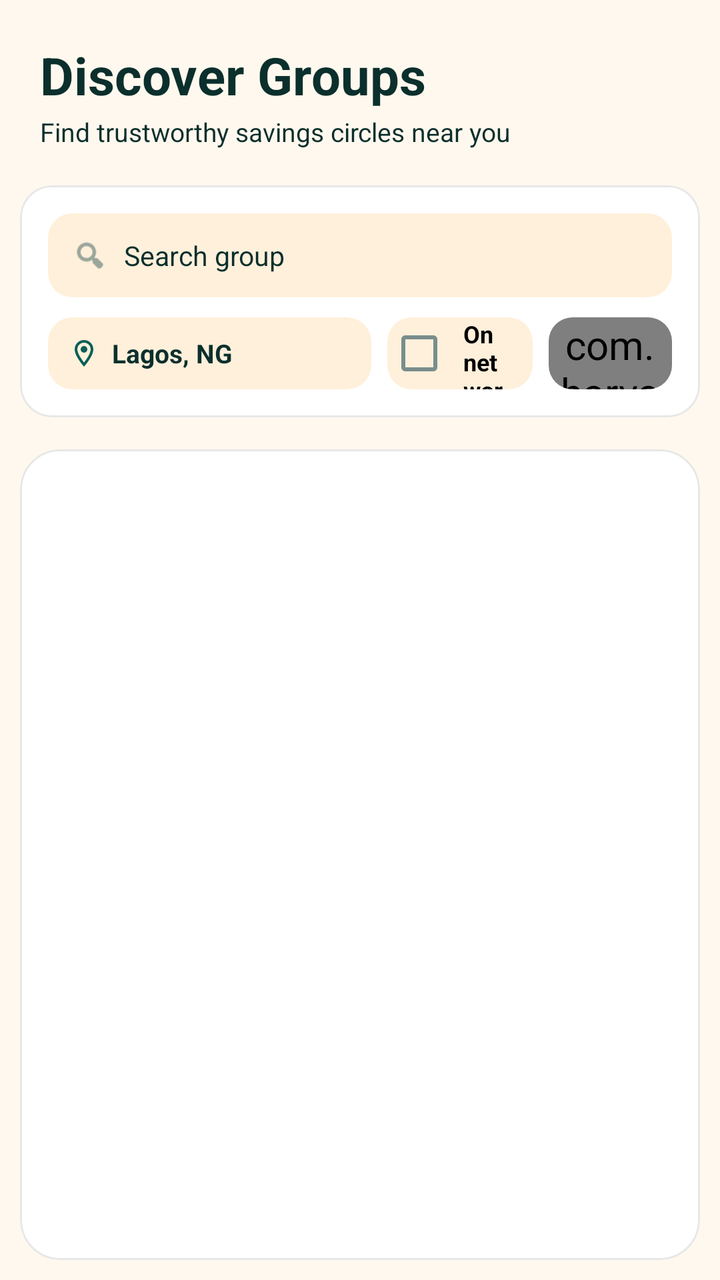
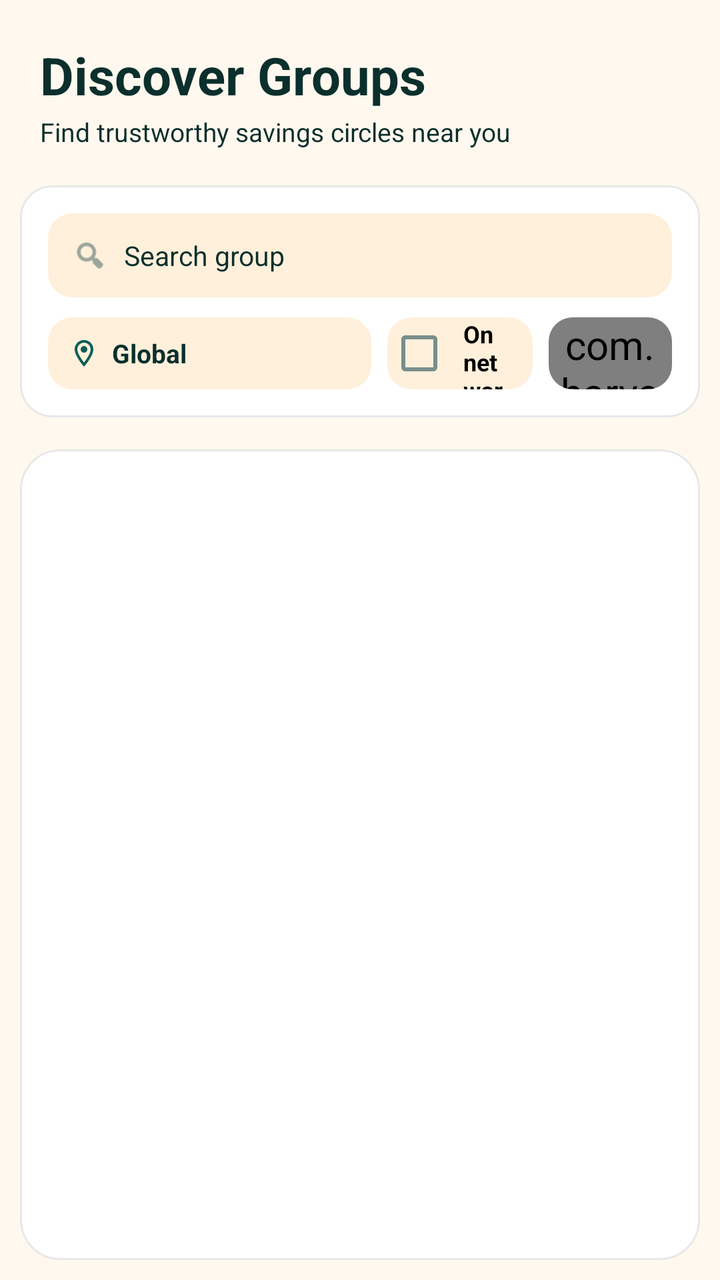

The first picture is an Android layout as it rendered before a commit; the second is the same layout after the commit. The layout source and the unified diff follow.
<!-- AndroidManifest.xml: application theme AppTheme -->
<!-- res/layout/discover_fragment.xml -->
<LinearLayout
	xmlns:android="http://schemas.android.com/apk/res/android"
	xmlns:app="http://schemas.android.com/apk/res-auto"
	xmlns:tools="http://schemas.android.com/tools"
	android:layout_width="match_parent"
	android:layout_height="match_parent"
	android:orientation="vertical"
	android:background="@android:color/transparent"
	android:id="@+id/_main">
	<androidx.core.widget.NestedScrollView
		android:id="@+id/vscroll6"
		android:layout_width="match_parent"
		android:layout_height="match_parent"
		android:fillViewport="true"
		android:overScrollMode="never">
		<LinearLayout
			android:id="@+id/linear1"
			android:layout_width="match_parent"
			android:layout_height="match_parent"
			android:background="@android:color/transparent"
			android:orientation="vertical">
			<TextView
				android:id="@+id/textview1"
				android:layout_width="wrap_content"
				android:layout_height="wrap_content"
				android:layout_marginLeft="20dp"
				android:layout_marginTop="20dp"
				android:layout_marginRight="20dp"
				android:text="Discover Groups"
				android:textSize="26sp"
				android:textStyle="bold" />
			<TextView
				android:id="@+id/textview2"
				android:layout_width="wrap_content"
				android:layout_height="wrap_content"
				android:layout_marginLeft="20dp"
				android:layout_marginTop="2dp"
				android:layout_marginRight="20dp"
				android:text="Find trustworthy savings circles near you"
				android:textSize="13sp" />
			<com.google.android.material.card.MaterialCardView
				android:id="@+id/cardview5"
				android:layout_width="match_parent"
				android:layout_height="wrap_content"
				android:layout_marginLeft="10dp"
				android:layout_marginTop="18dp"
				android:layout_marginRight="10dp"
				app:cardBackgroundColor="@color/colorSurface"
				app:cardElevation="0dp"
				app:cardCornerRadius="16dp"
				app:strokeWidth="1dp"
				app:strokeColor="@color/whiteFaint10">
				<LinearLayout
					android:id="@+id/linear3"
					android:layout_width="match_parent"
					android:layout_height="wrap_content"
					android:padding="14dp"
					android:orientation="vertical">
					<com.google.android.material.card.MaterialCardView
						android:id="@+id/cardview2"
						android:layout_width="match_parent"
						android:layout_height="42dp"
						app:cardBackgroundColor="@color/colorSurfaceAlt"
						app:cardElevation="0dp"
						app:cardCornerRadius="12dp"
	app:strokeWidth="0dp">
						<LinearLayout
							android:id="@+id/linear49"
							android:layout_width="match_parent"
							android:layout_height="match_parent"
							android:gravity="center_vertical"
							android:orientation="horizontal"
							android:paddingStart="12dp"
							android:paddingEnd="12dp">
							<com.google.android.material.imageview.ShapeableImageView
								android:id="@+id/imageview4"
								android:layout_width="18dp"
								android:layout_height="18dp"
								android:scaleType="centerInside"
								android:src="@android:drawable/ic_menu_search"
								app:tint="@color/colorTextTertiary" />
							<TextView
								android:id="@+id/tv_search"
								android:layout_width="match_parent"
								android:layout_height="match_parent"
								android:background="@android:color/transparent"
								android:gravity="center_vertical"
								android:text="Search group"
								android:textSize="13.5sp"
								android:layout_marginStart="8dp" />
						</LinearLayout>
					</com.google.android.material.card.MaterialCardView>
					<LinearLayout
						android:id="@+id/linear50"
						android:layout_width="match_parent"
						android:layout_height="wrap_content"
						android:layout_marginTop="10dp"
						android:gravity="center_vertical"
						android:orientation="horizontal">
						<com.google.android.material.card.MaterialCardView
							android:id="@+id/cardview1"
							android:layout_width="200dp"
							android:layout_height="36dp"
							app:cardBackgroundColor="@color/colorSurfaceAlt"
							android:layout_weight="1"
							app:cardElevation="0dp"
							app:cardCornerRadius="12dp"
	app:strokeWidth="0dp">
							<LinearLayout
								android:id="@+id/lr_select_location"
								android:layout_width="match_parent"
								android:layout_height="match_parent"
								android:gravity="center_vertical"
								android:orientation="horizontal"
								android:paddingStart="10dp"
								android:paddingEnd="10dp">
								<com.google.android.material.imageview.ShapeableImageView
									android:id="@+id/imageview1"
									android:layout_width="16dp"
									android:layout_height="16dp"
									android:src="@drawable/icon_location_on_outline"
									android:scaleType="centerInside"
									app:tint="@color/colorAccent" />
								<TextView
									android:id="@+id/textview3"
									android:layout_width="wrap_content"
									android:layout_height="wrap_content"
									android:text="Lagos, NG"
									android:textSize="13sp"
									android:textStyle="bold"
									android:singleLine="true"
									android:layout_marginStart="6dp" />
							</LinearLayout>
						</com.google.android.material.card.MaterialCardView>
						<com.google.android.material.card.MaterialCardView
							android:id="@+id/cardview4"
							android:layout_width="wrap_content"
							android:layout_height="36dp"
							app:cardBackgroundColor="@color/colorSurfaceAlt"
							android:layout_weight="1"
							android:layout_marginStart="8dp"
							app:cardElevation="0dp"
							app:cardCornerRadius="12dp"
	app:strokeWidth="0dp">
							<com.google.android.material.checkbox.MaterialCheckBox
								android:id="@+id/cd_verified_only"
								android:layout_width="match_parent"
								android:layout_height="match_parent"
								android:background="@android:color/transparent"
								android:gravity="center_vertical"
								android:text="On network"
								android:textSize="12sp"
								android:textStyle="bold"
								android:paddingStart="6dp"
								android:paddingEnd="12dp" />
						</com.google.android.material.card.MaterialCardView>
						<com.google.android.material.card.MaterialCardView
							android:id="@+id/cardview3"
							android:layout_width="100dp"
							android:layout_height="36dp"
							app:cardBackgroundColor="@color/colorSurfaceAlt"
							android:layout_weight="1"
							android:layout_marginStart="8dp"
							app:cardElevation="0dp"
							app:cardCornerRadius="12dp"
	app:strokeWidth="0dp">
							<com.harvana.app.ui.MaterialSpinner
								android:id="@+id/sp_sort"
								android:layout_width="match_parent"
								android:layout_height="match_parent"
								android:background="@android:color/transparent"
								android:spinnerMode="dropdown"
								android:paddingStart="4dp"
								android:paddingEnd="4dp"
								android:theme="@style/WhiteSpinnerTheme" />
						</com.google.android.material.card.MaterialCardView>
					</LinearLayout>
				</LinearLayout>
			</com.google.android.material.card.MaterialCardView>
			<com.google.android.material.card.MaterialCardView
				android:id="@+id/cardview12"
				android:layout_width="match_parent"
				android:layout_height="0dp"
				android:layout_marginLeft="10dp"
				android:layout_marginTop="16dp"
				android:layout_marginRight="10dp"
				android:layout_marginBottom="10dp"
				app:cardBackgroundColor="@color/colorSurface"
				android:layout_weight="1"
				app:cardCornerRadius="20dp"
				app:cardElevation="0dp"
				app:strokeWidth="1dp"
				app:strokeColor="@color/whiteFaint10">
				<ListView
					android:id="@+id/listview1"
					android:layout_width="match_parent"
					android:layout_height="match_parent"
					android:paddingLeft="5dp"
					android:paddingTop="8dp"
					android:paddingRight="5dp"
					android:paddingBottom="8dp"
					android:background="@android:color/transparent"
					android:choiceMode="none"
					android:clipToPadding="false"
					android:divider="@null"
					android:nestedScrollingEnabled="true"
					tools:listitem="@layout/discover_group_custom_view" />
			</com.google.android.material.card.MaterialCardView>
		</LinearLayout>
	</androidx.core.widget.NestedScrollView>
</LinearLayout>
<!-- res/layout/discover_group_custom_view.xml (included above) -->
<LinearLayout
	xmlns:android="http://schemas.android.com/apk/res/android"
	xmlns:app="http://schemas.android.com/apk/res-auto"
	xmlns:tools="http://schemas.android.com/tools"
	android:layout_width="match_parent"
	android:layout_height="wrap_content"
	android:orientation="vertical">
	<com.google.android.material.card.MaterialCardView
		android:id="@+id/cardview1"
		android:layout_width="match_parent"
		android:layout_height="wrap_content"
		android:layout_margin="4dp"
		app:cardBackgroundColor="@color/colorSurface"
		app:cardElevation="0dp"
		app:cardCornerRadius="16dp"
		app:strokeWidth="1dp"
		app:strokeColor="@color/colorCardStroke">
		<LinearLayout
			android:id="@+id/linear1"
			android:layout_width="match_parent"
			android:layout_height="wrap_content"
			android:padding="14dp"
			android:orientation="vertical">
			<LinearLayout
				android:id="@+id/linear2"
				android:layout_width="match_parent"
				android:layout_height="wrap_content"
				android:gravity="center_vertical"
				android:orientation="horizontal">
				<ImageView
					android:id="@+id/iv_group_photo"
					android:layout_width="32dp"
					android:layout_height="32dp"
					android:layout_marginEnd="12dp"
					android:src="@drawable/ic_coin_harv"
					android:scaleType="centerInside"
					android:focusable="false" />
				<TextView
					android:id="@+id/tv_groupName"
					android:layout_width="0dp"
					android:layout_height="wrap_content"
					android:text="Chelsea Fans Group"
					android:textSize="18sp"
					android:textStyle="bold"
					android:textColor="@color/colorTextPrimary"
					android:layout_weight="1"
					android:focusable="false" />
				<TextView
					android:id="@+id/tv_status"
					android:layout_width="wrap_content"
					android:layout_height="wrap_content"
					android:paddingLeft="10dp"
					android:paddingTop="4dp"
					android:paddingRight="10dp"
					android:paddingBottom="4dp"
					android:background="@color/colorAccentSoft"
					android:text="Verified"
					android:textSize="11sp"
					android:textStyle="bold"
					android:textColor="@color/colorAccent"
					android:focusable="false" />
			</LinearLayout>
			<LinearLayout
				android:id="@+id/linear3"
				android:layout_width="match_parent"
				android:layout_height="wrap_content"
				android:layout_marginTop="8dp"
				android:gravity="center_vertical"
				android:orientation="horizontal">
				<com.google.android.material.imageview.ShapeableImageView
					android:id="@+id/imageview1"
					android:layout_width="14dp"
					android:layout_height="14dp"
					android:src="@drawable/icon_location_on_outline"
					android:scaleType="centerInside"
					android:focusable="false"
					app:tint="@color/colorTextTertiary" />
				<TextView
					android:id="@+id/tv_state"
					android:layout_width="wrap_content"
					android:layout_height="wrap_content"
					android:text="Lagos, NG"
					android:textSize="12sp"
					android:textColor="@color/colorTextTertiary"
					android:layout_marginStart="4dp"
					android:focusable="false" />
				<LinearLayout
					android:id="@+id/linear8"
					android:layout_width="wrap_content"
					android:layout_height="wrap_content"
					android:gravity="center_vertical"
					android:orientation="horizontal"
					android:layout_weight="1"
					android:layout_marginStart="12dp">
					<com.google.android.material.imageview.ShapeableImageView
						android:id="@+id/imageview2"
						android:layout_width="14dp"
						android:layout_height="14dp"
						android:src="@drawable/icon_autorenew_round"
						android:scaleType="centerInside"
						android:focusable="false"
						app:tint="@color/colorTextTertiary" />
					<TextView
						android:id="@+id/tv_groupType"
						android:layout_width="wrap_content"
						android:layout_height="wrap_content"
						android:text="Fixed pool(Ajo)"
						android:textSize="12sp"
						android:textColor="@color/colorTextTertiary"
						android:layout_marginStart="4dp"
						android:focusable="false" />
				</LinearLayout>
				<com.google.android.material.imageview.ShapeableImageView
					android:id="@+id/imageview3"
					android:layout_width="14dp"
					android:layout_height="14dp"
					android:src="@drawable/icon_access_time_outline"
					android:scaleType="centerInside"
					android:focusable="false"
					app:tint="@color/colorTextTertiary" />
				<TextView
					android:id="@+id/tv_frequency"
					android:layout_width="wrap_content"
					android:layout_height="wrap_content"
					android:text="Weekly"
					android:textSize="12sp"
					android:textColor="@color/colorTextTertiary"
					android:layout_marginStart="4dp"
					android:focusable="false" />
			</LinearLayout>
			<LinearLayout
				android:id="@+id/linear4"
				android:layout_width="match_parent"
				android:layout_height="wrap_content"
				android:layout_marginTop="12dp"
				android:orientation="horizontal">
				<com.google.android.material.card.MaterialCardView
					android:id="@+id/cardview2"
					android:layout_width="0dp"
					android:layout_height="wrap_content"
					app:cardBackgroundColor="@color/colorSurfaceAlt"
					android:layout_weight="1"
					android:layout_marginEnd="4dp"
					app:cardElevation="0dp"
					app:cardCornerRadius="12dp"
	app:strokeWidth="0dp">
					<LinearLayout
						android:id="@+id/linear5"
						android:layout_width="match_parent"
						android:layout_height="wrap_content"
						android:padding="8dp"
						android:gravity="center_horizontal|center_vertical"
						android:orientation="vertical">
						<TextView
							android:id="@+id/textview4"
							android:layout_width="wrap_content"
							android:layout_height="wrap_content"
							android:text="Members"
							android:textSize="10sp"
							android:textColor="@color/colorTextTertiary"
							android:focusable="false" />
						<TextView
							android:id="@+id/tv_members"
							android:layout_width="wrap_content"
							android:layout_height="wrap_content"
							android:layout_marginTop="2dp"
							android:text="10"
							android:textSize="16sp"
							android:textStyle="bold"
							android:textColor="@color/colorTextPrimary"
							android:focusable="false" />
					</LinearLayout>
				</com.google.android.material.card.MaterialCardView>
				<com.google.android.material.card.MaterialCardView
					android:id="@+id/cardview3"
					android:layout_width="0dp"
					android:layout_height="wrap_content"
					app:cardBackgroundColor="@color/colorSurfaceAlt"
					android:layout_weight="1"
					android:layout_marginStart="4dp"
					android:layout_marginEnd="4dp"
					app:cardElevation="0dp"
					app:cardCornerRadius="12dp"
	app:strokeWidth="0dp">
					<LinearLayout
						android:id="@+id/linear6"
						android:layout_width="match_parent"
						android:layout_height="wrap_content"
						android:padding="8dp"
						android:gravity="center_horizontal|center_vertical"
						android:orientation="vertical">
						<TextView
							android:id="@+id/textview6"
							android:layout_width="wrap_content"
							android:layout_height="wrap_content"
							android:text="Trust"
							android:textSize="10sp"
							android:textColor="@color/colorTextTertiary"
							android:focusable="false" />
						<TextView
							android:id="@+id/tv_trustscore"
							android:layout_width="wrap_content"
							android:layout_height="wrap_content"
							android:layout_marginTop="2dp"
							android:text="—"
							android:textSize="16sp"
							android:textStyle="bold"
							android:textColor="@color/colorTextPrimary"
							android:focusable="false" />
					</LinearLayout>
				</com.google.android.material.card.MaterialCardView>
				<com.google.android.material.card.MaterialCardView
					android:id="@+id/cardview4"
					android:layout_width="0dp"
					android:layout_height="wrap_content"
					app:cardBackgroundColor="@color/colorSurfaceAlt"
					android:layout_weight="1"
					android:layout_marginStart="4dp"
					app:cardElevation="0dp"
					app:cardCornerRadius="12dp"
	app:strokeWidth="0dp">
					<LinearLayout
						android:id="@+id/linear7"
						android:layout_width="match_parent"
						android:layout_height="wrap_content"
						android:padding="8dp"
						android:gravity="center_horizontal|center_vertical"
						android:orientation="vertical">
						<TextView
							android:id="@+id/textview8"
							android:layout_width="wrap_content"
							android:layout_height="wrap_content"
							android:text="HARV/slot"
							android:textSize="10sp"
							android:textColor="@color/colorTextTertiary"
							android:focusable="false" />
						<TextView
							android:id="@+id/tv_slotAmount"
							android:layout_width="wrap_content"
							android:layout_height="wrap_content"
							android:layout_marginTop="2dp"
							android:text="0.0 HARV"
							android:textSize="16sp"
							android:textStyle="bold"
							android:textColor="@color/colorTextPrimary"
							android:focusable="false" />
					</LinearLayout>
				</com.google.android.material.card.MaterialCardView>
			</LinearLayout>
			<LinearLayout
				android:id="@+id/linear_slots_row"
				android:layout_width="match_parent"
				android:layout_height="wrap_content"
				android:layout_marginTop="12dp"
				android:gravity="center_vertical"
				android:orientation="horizontal">
				<TextView
					android:id="@+id/tv_slots_label"
					android:layout_width="0dp"
					android:layout_height="wrap_content"
					android:text="Slots filled"
					android:textSize="12sp"
					android:textColor="@color/colorTextTertiary"
					android:layout_weight="1"
					android:focusable="false" />
				<TextView
					android:id="@+id/tv_slots_filled"
					android:layout_width="wrap_content"
					android:layout_height="wrap_content"
					android:text="0 / 0"
					android:textSize="12sp"
					android:textStyle="bold"
					android:textColor="@color/colorTextPrimary"
					android:focusable="false" />
			</LinearLayout>
			<com.google.android.material.progressindicator.LinearProgressIndicator
				android:id="@+id/slots_filled_progressbar"
				android:layout_width="match_parent"
				android:layout_height="wrap_content"
				android:layout_marginTop="6dp"
				app:trackThickness="6dp"
				app:trackCornerRadius="30dp"
				app:indicatorColor="@color/colorAccent"
				app:trackColor="@color/colorSurfaceAlt" />
			<com.google.android.material.card.MaterialCardView
				android:id="@+id/cardview5"
				android:layout_width="match_parent"
				android:layout_height="wrap_content"
				android:layout_marginTop="12dp"
				app:cardBackgroundColor="@color/colorAccent"
				app:cardElevation="0dp"
				app:cardCornerRadius="12dp"
				app:strokeWidth="0dp">
				<LinearLayout
					android:id="@+id/linear9"
					android:layout_width="match_parent"
					android:layout_height="wrap_content"
					android:gravity="center_vertical"
					android:orientation="horizontal">
					<com.google.android.material.button.MaterialButton
						android:id="@+id/btn_join"
						android:layout_width="match_parent"
						android:layout_height="44dp"
						android:background="@android:color/transparent"
						android:text="Request to join"
						android:textStyle="bold"
						android:textColor="@color/colorAccent"
						android:layout_weight="1"
						android:textSize="14.5sp" />
					<LinearLayout
						android:id="@+id/linear10"
						android:layout_width="1dp"
						android:layout_height="24dp"
						android:background="@color/whiteFaint10"
						android:orientation="vertical" />
					<com.google.android.material.imageview.ShapeableImageView
						android:id="@+id/imageview4"
						android:layout_width="36dp"
						android:layout_height="36dp"
						android:padding="6dp"
						android:src="@drawable/icon_info_round"
						android:scaleType="centerInside"
						android:layout_marginStart="8dp"
						android:layout_marginEnd="8dp"
						app:tint="@color/colorTextOnAccent"
						android:focusable="false" />
				</LinearLayout>
			</com.google.android.material.card.MaterialCardView>
		</LinearLayout>
	</com.google.android.material.card.MaterialCardView>
</LinearLayout>
<!-- resources referenced by this layout -->
<resources>
  <color name="colorAccent">#0B5F57</color>
  <color name="colorAccentSoft">#1A0B5F57</color>
  <color name="colorCardStroke">#EBDCC5</color>
  <color name="colorSurface">#FFFFFF</color>
  <color name="colorSurfaceAlt">#FFF0DB</color>
  <color name="colorTextOnAccent">#FFFFFF</color>
  <color name="colorTextPrimary">#0B2F2C</color>
  <color name="colorTextTertiary">#587570</color>
  <color name="whiteFaint10">#18000000</color>
  <style name="WhiteSpinnerTheme" parent="ThemeOverlay.AppCompat.Light">
          <item name="android:textColorPrimary">@color/colorTextPrimary</item>
          <item name="android:textColor">@color/colorTextPrimary</item>
          <item name="android:textSize">20sp</item>
          <item name="colorControlNormal">@color/colorTextPrimary</item>
          <item name="spinnerStyle">@style/HarvanaSpinner</item>
      </style>
  <style name="HarvanaSpinner" parent="Widget.AppCompat.Spinner">
          <item name="android:popupBackground">@color/colorSurface</item>
          <item name="android:dropDownSelector">@color/colorAccentRipple</item>
      </style>
  <style name="HarvanaPopupMenu" parent="Widget.MaterialComponents.PopupMenu">
          <item name="android:popupBackground">@drawable/bg_popup_menu</item>
          <item name="android:popupElevation">10dp</item>
      </style>
  <style name="Harvana.Card" parent="Widget.MaterialComponents.CardView">
          <item name="cardBackgroundColor">@color/colorSurface</item>
          <item name="cardCornerRadius">16dp</item>
          <item name="cardElevation">0dp</item>
          <item name="strokeColor">@color/colorCardStroke</item>
          <item name="strokeWidth">1dp</item>
          <item name="rippleColor">@color/colorAccentRipple</item>
      </style>
  <style name="HarvanaButton.Text" parent="Widget.MaterialComponents.Button.TextButton">
          <item name="cornerRadius">12dp</item>
          <item name="android:textAllCaps">false</item>
          <item name="android:textStyle">bold</item>
          <item name="android:textColor">@color/colorAccentStrong</item>
          <item name="rippleColor">@color/colorAccentRipple</item>
      </style>
  <style name="HarvanaTextView" parent="android:Widget.TextView">
          <item name="android:textColor">@color/colorTextPrimary</item>
      </style>
  <color name="colorBackground">#FFF8EE</color>
  <color name="colorAccentDark">#084A44</color>
  <color name="colorError">#C8443F</color>
  <color name="colorTextPrimaryWhite">#FFFFFF</color>
  <color name="colorControlNormal">#587570</color>
  <color name="colorAccentRipple">#1A0B5F57</color>
  <color name="colorAccentStroke">#330B5F57</color>
  <color name="colorAccentStrong">#053D3A</color>
  <color name="colorTextSecondary">#3F5F5A</color>
  <!-- drawable bg_popup_menu (drawable) -->
  <?xml version="1.0" encoding="utf-8"?>
  <shape xmlns:android="http://schemas.android.com/apk/res/android" android:shape="rectangle">
      <solid android:color="@color/colorPopupSurface" />
      <stroke android:width="1dp" android:color="@color/colorCardStroke" />
      <corners android:radius="14dp" />
  </shape>
  <style name="HarvanaDialogButton" parent="Widget.MaterialComponents.Button.TextButton.Dialog">
          <item name="android:textColor">@color/colorAccent</item>
          <item name="android:minHeight">48dp</item>
      </style>
  <style name="HarvanaBottomSheetStyle" parent="Widget.MaterialComponents.BottomSheet.Modal">
          <item name="backgroundTint">?attr/colorSurface</item>
          <item name="shapeAppearanceOverlay">@style/HarvanaBottomSheetShape</item>
      </style>
  <color name="colorPopupSurface">@color/colorSurface</color>
  <style name="HarvanaBottomSheetShape" parent="">
          <item name="cornerFamily">rounded</item>
          <item name="cornerSizeTopLeft">20dp</item>
          <item name="cornerSizeTopRight">20dp</item>
          <item name="cornerSizeBottomLeft">0dp</item>
          <item name="cornerSizeBottomRight">0dp</item>
      </style>
  <!-- unchanged entries left out for length: 12 -->
</resources>

<!-- the commit's change to res/layout/discover_fragment.xml (unified diff, before → after) -->
@@ -125,7 +125,7 @@
 									android:id="@+id/textview3"
 									android:layout_width="wrap_content"
 									android:layout_height="wrap_content"
-									android:text="Lagos, NG"
+									android:text="Global"
 									android:textSize="13sp"
 									android:textStyle="bold"
 									android:singleLine="true"
